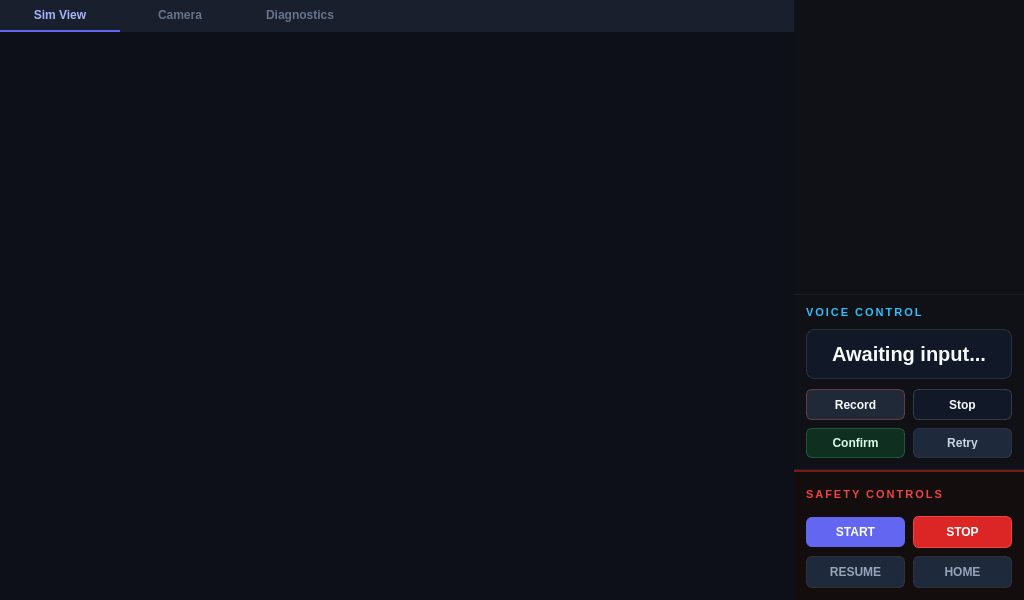
Qt form interaction_execution/src/rs2_concept.ui (LukeFKlusman/WordleBot) before a commit.
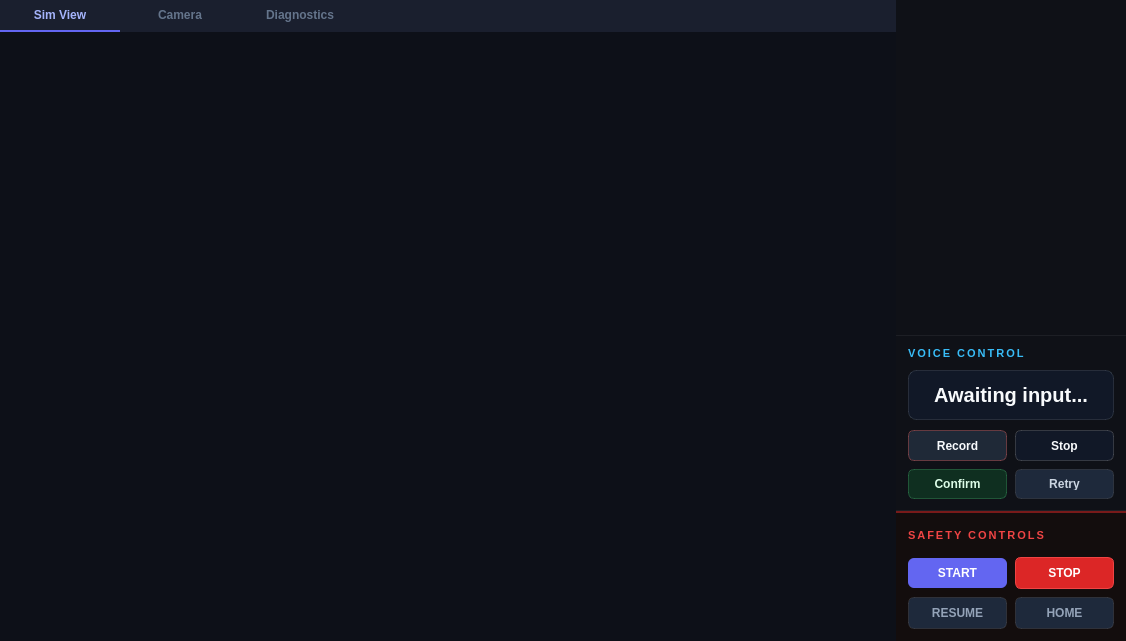
The same form after that commit.

```diff
--- a/interaction_execution/src/rs2_concept.ui
+++ b/interaction_execution/src/rs2_concept.ui
@@ -6,14 +6,14 @@
    <rect>
     <x>0</x>
     <y>0</y>
-    <width>1024</width>
-    <height>600</height>
+    <width>1126</width>
+    <height>641</height>
    </rect>
   </property>
   <property name="minimumSize">
    <size>
-    <width>1024</width>
-    <height>600</height>
+    <width>1126</width>
+    <height>641</height>
    </size>
   </property>
   <property name="font">
```
